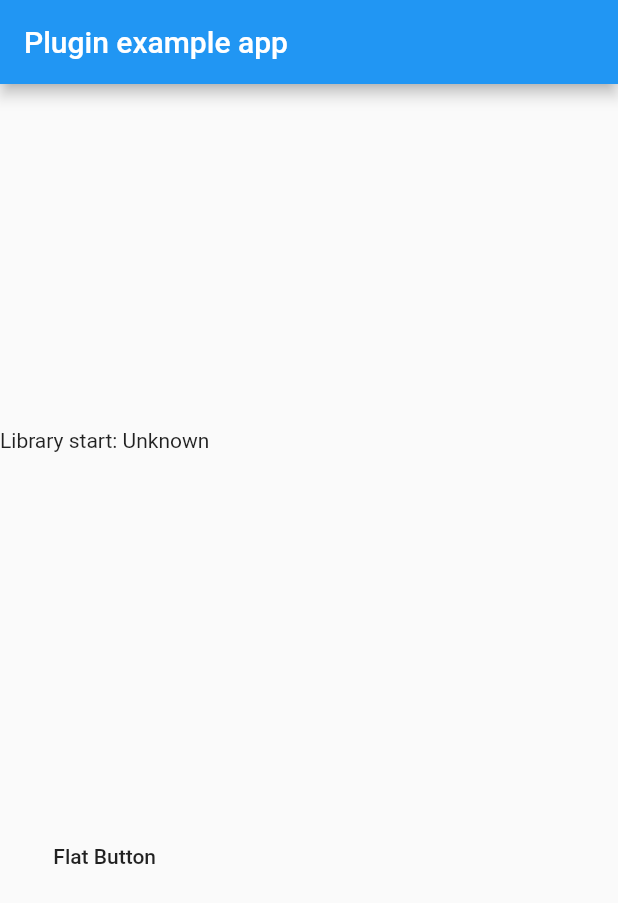
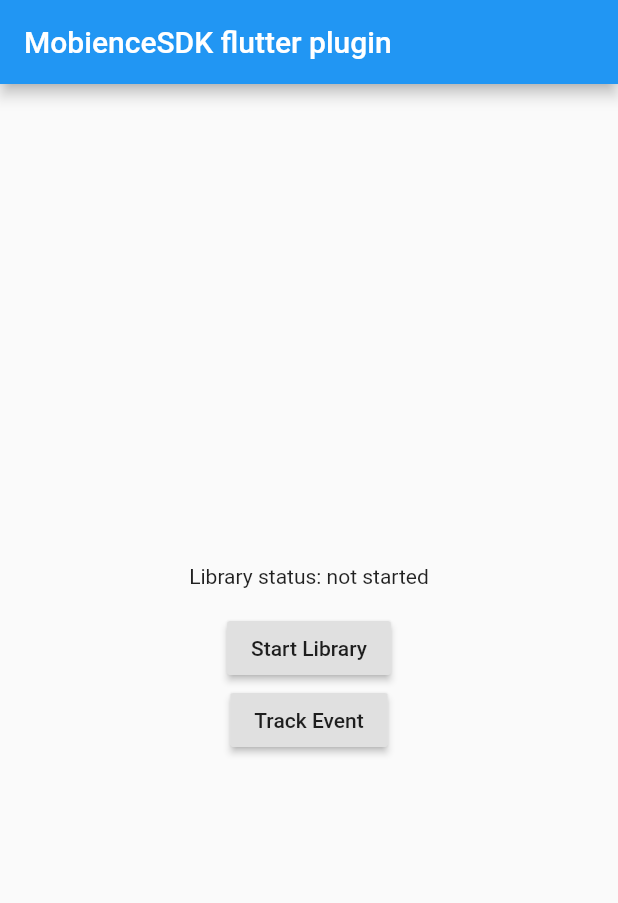
Before and after one commit to mobigatesdk/flutter_mobience, a Flutter app: the screen it shows after launch, on a phone screen of 412 x 824 dp. Shown: the top 903 px of the screen. Run offline on Flutter 3.47's test engine with Material 2 defaults, Android fonts, the phone set to English and light mode, and no system bars.

Commit message:
finished plugin

```diff
--- a/example/lib/main.dart
+++ b/example/lib/main.dart
@@ -12,92 +12,59 @@ class MyApp extends StatefulWidget {
 }
 
 class _MyAppState extends State<MyApp> {
-  String _platformVersion = 'Unknown';
-  String _libraryresult = 'Unknown';
+  String _libraryResult = 'not started';
   MobienceSDK mobienceInstance = MobienceSDK(MobienceOptions(
-      "V0K6jhiIfem6CRWHYZ59Nmj3oFBBKbJsnSsWfR2JNq7ktblOUXwbJoBQTpWnw2uSwW76gpiu2kun50jweTY69B",
+      "V0K6jhiIfem6CRWHYZ59Nmj3oFBBKbJsnSsWfR2JNq7ktblOUXwbJoBQTpWnw2uSwW76gpiu2kun50jweTY69B"
+      /*,custom options, check docs for more details
       userFields: [UserField.EMAIL, UserField.IMEI],
       monitorState: MonitorState.DEFAULT,
-      notificationText: 'lalalalal',
-      appIdentifier: "appidenti",
-      appInstallationSource: "someSource",
-      email: "email@gmail.com",
-      customUserAgent: "useragentspecial",
-      cusUserId: "simplecusId",
-      iDsProfiles: false));
+      notificationText: 'Service is alive!',
+      appIdentifier: "customAppIdentifier",
+      appInstallationSource: "customSource",
+      email: "email@spicymobile.pl",
+      customUserAgent: "customUserAgent",
+      cusUserId: "cusUserId",
+      iDsProfiles: false*/
+      ));
 
   @override
   void initState() {
     super.initState();
   }
 
-/*  // Platform messages are asynchronous, so we initialize in an async method.
-  Future<void> initPlatformState() async {
-    String platformVersion;
+  Future<void> initLibrary() async {
+    String libraryInitResult;
+    String startResult;
 
     // Platform messages may fail, so we use a try/catch PlatformException.
     try {
-      platformVersion = await mobienceInstance.platformVersion;
+      libraryInitResult = await mobienceInstance.init;
+      if (libraryInitResult == 'success') {
+        /*You can configure custom collectors after init
+        mobienceInstance.configureDataCollectors(true, [
+          DataCollector.APPS_LIST,
+          DataCollector.APPS_USAGE,
+          DataCollector.BROWSER
+        ]);*/
+        startResult = await mobienceInstance.startSdk;
+      }
     } on PlatformException {
-      platformVersion = 'Failed to get platform version.';
+      libraryInitResult = 'Failed to start library';
     }
 
-    // If the widget was removed from the tree while the asynchronous platform
-    // message was in flight, we want to discard the reply rather than calling
-    // setState to update our non-existent appearance.
     if (!mounted) return;
-
     setState(() {
-      _platformVersion = platformVersion;
+      _libraryResult = startResult;
     });
-  }*/
-
-  Future<void> initLibrary() async {
-    String libraryResult;
-    String startResult;
-    String email;
-    String sdkInfo;
-    String sdkUnique;
-    List<int> idsProfiles;
-    Map<String,int> adocean;
-    // Platform messages may fail, so we use a try/catch PlatformException.
-    try {
-      libraryResult = await mobienceInstance.init;
-      if(libraryResult == 'success') {
-        mobienceInstance.configureDataCollectors(true, [DataCollector.APPS_LIST, DataCollector.APPS_USAGE, DataCollector.BROWSER]);
-        mobienceInstance.disableAllDataCollector();
-        startResult = await mobienceInstance.startSdk;
-        mobienceInstance.setEmail("lalala@gmail.com");
-        mobienceInstance.setFbToken("asdsfdsfdsfsdf");
-       adocean = await mobienceInstance.getAdOceanTargeting();
-    /*    sdkUnique = await mobienceInstance.getSDKUniqueIdentifier();
-        email = await mobienceInstance.getEmail();
-        sdkInfo = await mobienceInstance.getSDKInfo();*/
-        idsProfiles = await mobienceInstance.getIDsProfiles();
-
-       /* print('start result: ' + startResult);
-        print('this is set email: '+email);
-        print('sdk info '+sdkInfo);
-        print('sdk unique identifier '+sdkUnique);
-        print('idsprofiles '+idsProfiles.toString());*/
-
-      //  var ints = new List<int>.from(idsProfiles);
-        print('adoceannnnnnnn  '+adocean.toString());
-      }
-    } on PlatformException {
-      libraryResult = 'Failed to start library';
   }
 
-
-
-    // If the widget was removed from the tree while the asynchronous platform
-    // message was in flight, we want to discard the reply rather than calling
-    // setState to update our non-existent appearance.
-    if (!mounted) return;
-
-    setState(() {
-      _libraryresult = startResult;
-    });
+  void trackEvent() {
+    mobienceInstance.trackEvent((CategoryBuilder(EventCategory.BEGIN_TRIAL)
+          ..setParameter(EventParameter.CITY, "Warsaw")
+          ..setParameter(EventParameter.CONTENT_ID, 523456)
+          ..setParameter(EventParameter.COUPON_CODE, 97636572)
+          ..setParameter(EventParameter.CUSTOMER_SEGMENT, [1, 2, 4]))
+        .build());
   }
 
   @override
@@ -105,24 +72,33 @@ class _MyAppState extends State<MyApp> {
     return MaterialApp(
       home: Scaffold(
         appBar: AppBar(
-          title: const Text('Plugin example app'),
+          title: const Text('MobienceSDK flutter plugin'),
         ),
-        body: Column(
-          mainAxisAlignment: MainAxisAlignment.spaceEvenly,
+        body: Center(
+          child: Column(
+            mainAxisAlignment: MainAxisAlignment.center,
+            crossAxisAlignment: CrossAxisAlignment.center,
             children: [
-            Text('Library start: $_libraryresult\n'),
-            FlatButton(
+              Text('Library status: $_libraryResult\n'),
+              RaisedButton(
                 onPressed: () {
                   initLibrary();
                 },
                 child: Text(
-                "Flat Button",
+                  "Start Library",
+                ),
+              ),
+              RaisedButton(
+                onPressed: () {
+                  trackEvent();
+                },
+                child: Text(
+                  "Track Event",
                 ),
               )
             ],
-        ), /*Center(
-          child: Text('Running on: $_platformVersion\n'),
-        ),*/
+          ),
+        ),
       ),
     );
   }
--- a/lib/flutter_mobience.dart
+++ b/lib/flutter_mobience.dart
@@ -2,3 +2,4 @@ export 'src/mobience.dart';
 export 'src/mobience_consts.dart';
 export 'src/options.dart';
 export 'src/data_collectors.dart';
+export 'src/category.dart';
--- /dev/null
+++ b/lib/src/category.dart
@@ -0,0 +1,143 @@
+class Category {
+  final String _category;
+  final List<Map<String,dynamic>> _parameters;
+
+  Category._builder(CategoryBuilder builder) :
+        _category = builder.category,
+        _parameters = builder.parameters;
+
+  List<Map<String, dynamic>> get parameters => _parameters;
+
+  String get category => _category;
+
+  Map<String, dynamic> toJson() => {
+    'category' : _category,
+    'parameters' : _parameters
+  };
+
+}
+
+class CategoryBuilder{
+  String _category;
+  List<Map<String,dynamic>> _parameters;
+
+  CategoryBuilder(this._category);
+
+  get category => _category;
+
+  get parameters => _parameters;
+
+  void setParameter(String name, dynamic value){
+    if(_parameters == null)
+      _parameters = [];
+    _parameters.add({name:value});
+  }
+
+  Category build(){
+    return Category._builder(this);
+  }
+}
+
+class EventCategory {
+  static const LEVEL_ACCOMPLISHED = "LEVEL_ACCOMPLISHED";
+  static const ADD_PAYMENT_INFO = "ADD_PAYMENT_INFO";
+  static const ADD_TO_BASKET = "ADD_TO_BASKET";
+  static const REMOVED_FROM_BASKET = "REMOVED_FROM_BASKET";
+  static const ADD_TO_WISH_LIST = "ADD_TO_WISH_LIST";
+  static const REGISTRATION = "REGISTRATION";
+  static const TUTORIAL_COMPLETION = "TUTORIAL_COMPLETION";
+  static const TRIGGER_CHECKOUT = "TRIGGER_CHECKOUT";
+  static const PURCHASE = "PURCHASE";
+  static const SUBSCRIBE = "SUBSCRIBE";
+  static const BEGIN_TRIAL = "BEGIN_TRIAL";
+  static const RATE = "RATE";
+  static const SEARCH = "SEARCH";
+  static const USED_CREDIT = "USED_CREDIT";
+  static const UNLOCKED_ACHIEVEMENT = "UNLOCKED_ACHIEVEMENT";
+  static const VIEW_CONTENT = "VIEW_CONTENT";
+  static const VIEW_LIST = "VIEW_LIST";
+  static const CLICK_AD = "CLICK_AD";
+  static const VIEW_AD = "VIEW_AD";
+  static const EVENT_BOOKING = "EVENT_BOOKING";
+  static const SHARE = "SHARE";
+  static const INVITE = "INVITE";
+  static const LOGIN = "LOGIN";
+  static const EVENT_RETURN = "EVENT_RETURN";
+  static const OPENED_PUSH_NOTIFICATION = "OPENED_PUSH_NOTIFICATION";
+  static const UPDATE = "UPDATE";
+}
+
+class EventParameter {
+  static const REVENUE = "REVENUE";
+  static const PRICE = "PRICE";
+  static const LEVEL = "LEVEL";
+  static const SUCCESS = "SUCCESS";
+  static const CONTENT_TYPE = "CONTENT_TYPE";
+  static const CONTENT_LIST = "CONTENT_LIST";
+  static const CONTENT_ID = "CONTENT_ID";
+  static const CURRENCY = "CURRENCY";
+  static const REGISTRATION_METHOD = "REGISTRATION_METHOD";
+  static const QUANTITY = "QUANTITY";
+  static const PAYMENT_INFO_AVAILABLE = "PAYMENT_INFO_AVAILABLE";
+  static const RATING_VALUE = "RATING_VALUE";
+  static const MAX_RATING_VALUE = "MAX_RATING_VALUE";
+  static const SEARCH_STRING = "SEARCH_STRING";
+  static const DESCRIPTION = "DESCRIPTION";
+  static const SCORE = "SCORE";
+  static const DESTINATION_A = "DESTINATION_A";
+  static const DESTINATION_B = "DESTINATION_B";
+  static const CLASS = "CLASS";
+  static const DATE_A = "DATE_A";
+  static const DATE_B = "DATE_B";
+  static const EVENT_START = "EVENT_START";
+  static const EVENT_END = "EVENT_END";
+  static const LATITUDE = "LATITUDE";
+  static const LONGITUDE = "LONGITUDE";
+  static const CUSTOMER_USER_ID = "CUSTOMER_USER_ID";
+  static const CUSTOMER_SEGMENT = "CUSTOMER_SEGMENT";
+  static const VALIDATED = "VALIDATED";
+  static const RECEIPT_ID = "RECEIPT_ID";
+  static const ORDER_ID = "ORDER_ID";
+  static const TUTORIAL_ID = "TUTORIAL_ID";
+  static const ACHIEVEMENT_ID = "ACHIEVEMENT_ID";
+  static const VIRTUAL_CURRENCY_NAME = "VIRTUAL_CURRENCY_NAME";
+  static const DEEP_LINK = "DEEP_LINK";
+  static const OLD_VERSION = "OLD_VERSION";
+  static const NEW_VERSION = "NEW_VERSION";
+  static const REVIEW_TEXT = "REVIEW_TEXT";
+  static const COUPON_CODE = "COUPON_CODE";
+  static const DEPARTING_DEPARTURE_DATE = "DEPARTING_DEPARTURE_DATE";
+  static const RETURNING_DEPARTURE_DATE = "RETURNING_DEPARTURE_DATE";
+  static const DESTINATION_LIST = "DESTINATION_LIST";
+  static const CITY = "CITY";
+  static const REGION = "REGION";
+  static const COUNTRY = "COUNTRY";
+  static const DEPARTING_ARRIVAL_DATE = "DEPARTING_ARRIVAL_DATE";
+  static const RETURNING_ARRIVAL_DATE = "RETURNING_ARRIVAL_DATE";
+  static const SUGGESTED_DESTINATIONS = "SUGGESTED_DESTINATIONS";
+  static const TRAVEL_START = "TRAVEL_START";
+  static const TRAVEL_END = "TRAVEL_END";
+  static const NUM_ADULTS = "NUM_ADULTS";
+  static const NUM_CHILDREN = "NUM_CHILDREN";
+  static const NUM_INFANTS = "NUM_INFANTS";
+  static const SUGGESTED_HOTELS = "SUGGESTED_HOTELS";
+  static const USER_SCORE = "USER_SCORE";
+  static const HOTEL_SCORE = "HOTEL_SCORE";
+  static const PURCHASE_CURRENCY = "PURCHASE_CURRENCY";
+  static const PREFERRED_STAR_RATINGS = "PREFERRED_STAR_RATINGS";
+  static const PREFERRED_PRICE_RANGE = "PREFERRED_PRICE_RANGE";
+  static const PREFERRED_NEIGHBORHOODS = "PREFERRED_NEIGHBORHOODS";
+  static const PREFERRED_NUM_STOPS = "PREFERRED_NUM_STOPS";
+  static const CONTENT = "CONTENT";
+  static const PARAM_1 = "PARAM_1";
+  static const PARAM_2 = "PARAM_2";
+  static const PARAM_3 = "PARAM_3";
+  static const PARAM_4 = "PARAM_4";
+  static const PARAM_5 = "PARAM_5";
+  static const PARAM_6 = "PARAM_6";
+  static const PARAM_7 = "PARAM_7";
+  static const PARAM_8 = "PARAM_8";
+  static const PARAM_9 = "PARAM_9";
+  static const PARAM_10 = "PARAM_10";
+
+}
```
Also changed, not shown: lib/src/mobience.dart (+44 -10 lines), 2 other files. Lines whose indentation alone changed are shown as unchanged.
